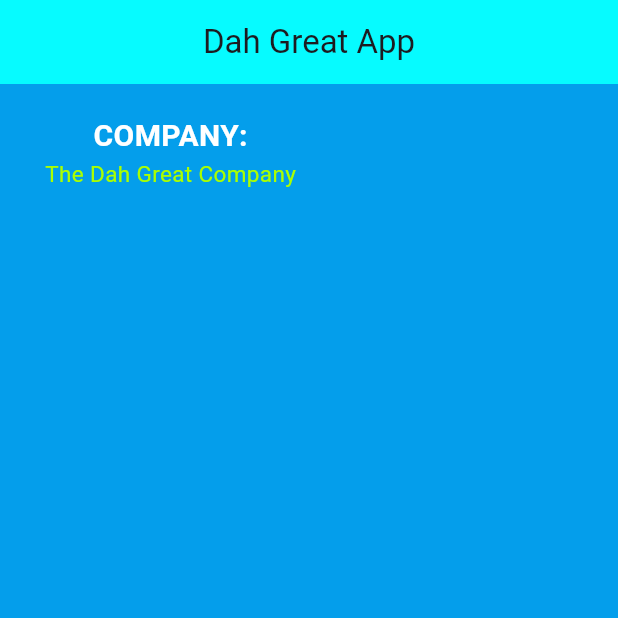
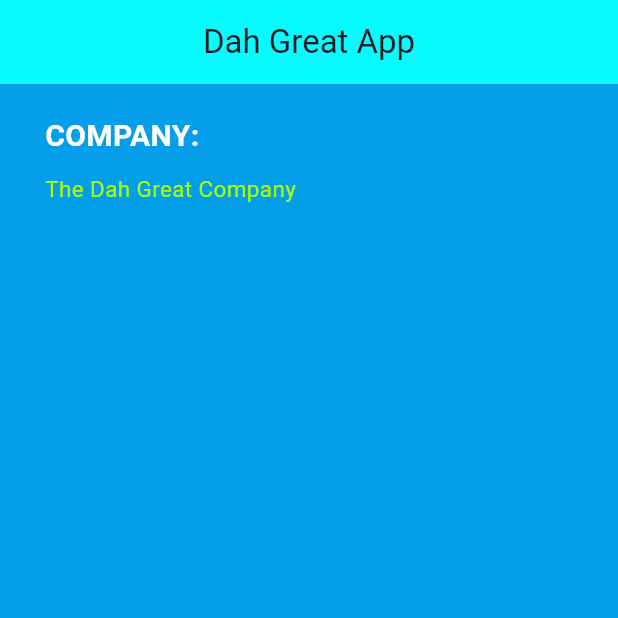
Before and after one commit to Billy272/Learn_Dart, a Flutter app: the screen it shows after launch, on a phone screen of 412 x 824 dp, the top half of it. Run offline on Flutter 3.47's test engine with Material 3 defaults, Android fonts, the phone set to English and light mode, and no system bars.

Commit message:
sizedbox

```diff
--- a/dah_app/lib/main.dart
+++ b/dah_app/lib/main.dart
@@ -23,15 +23,18 @@ class Dahapp extends StatelessWidget {
       body: const Padding(
         padding: EdgeInsets.fromLTRB(30, 20, 30, 0),
         child: Column(
+          crossAxisAlignment: CrossAxisAlignment.start,
           children: <Widget>[
             Text('COMPANY:',
                 style: TextStyle(
                     fontSize: 20,
                     fontWeight: FontWeight.bold,
                     color: Colors.white)),
+            SizedBox(height: 10),
             Text('The Dah Great Company',
                 style: TextStyle(
                     fontSize: 15, color: Color.fromARGB(255, 170, 255, 1))),
+            SizedBox(height: 30),
           ],
         ),
       ),
```
